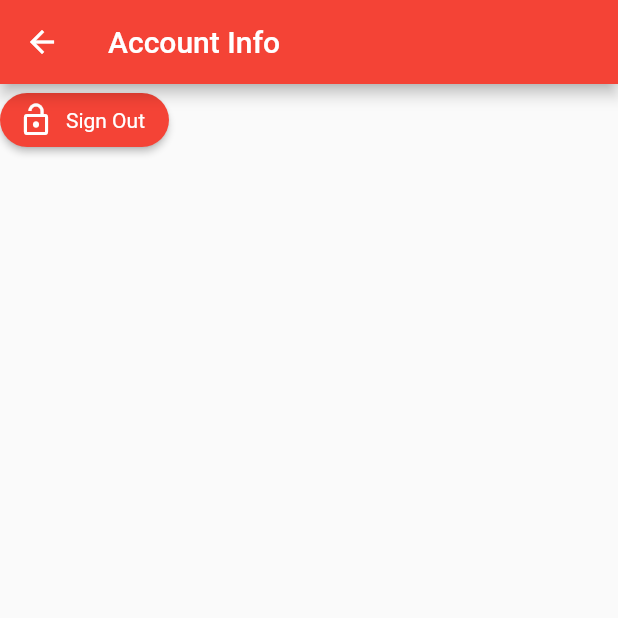
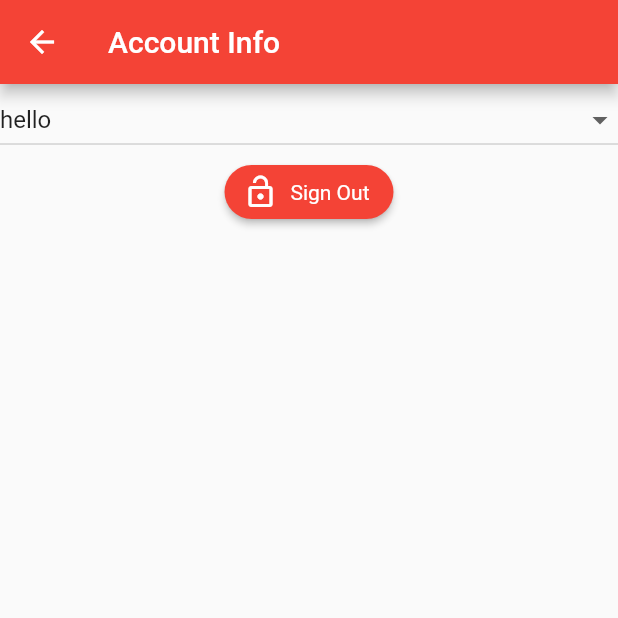
Before and after one commit to dwolfhub/fight2feed-app, a Flutter app: the ProfilePage screen opened directly, on a phone screen of 412 x 824 dp, the top half of it. Run offline on Flutter 3.47's test engine with Material 2 defaults, Android fonts, the phone set to English and light mode, and no system bars; our stand-ins replace flutter_secure_storage, image_picker; accounts and stored records are empty; Roboto replaces fonts that are missing (Raleway).

Commit message:
cleaned up donation page, working on profile page

```diff
--- a/lib/screens/login.dart
+++ b/lib/screens/login.dart
@@ -163,7 +163,7 @@ class _LoginPageState extends State<LoginPage> {
   F2FSubmitButton _submitButton() {
     return new F2FSubmitButton(
       iconData: Icons.verified_user,
-      text: 'LOG IN',
+      text: 'Log In',
       isLoading: _isLoading,
       onPressed: this._onLoginPressed,
     );
@@ -223,8 +223,6 @@ class _LoginPageState extends State<LoginPage> {
           'password': this._loginFormData.password,
         });
 
-        print(res.statusCode);
-
         switch (res.statusCode) {
           case 200:
             Map<String, dynamic> data = json.decode(res.body);
--- a/lib/screens/profile.dart
+++ b/lib/screens/profile.dart
@@ -1,6 +1,4 @@
-import 'package:fight2feed/screens/login.dart';
 import 'package:fight2feed/util/api.dart';
-import 'package:fight2feed/util/transition.dart';
 import "package:flutter/material.dart";
 import 'package:flutter_secure_storage/flutter_secure_storage.dart';
 
@@ -12,6 +10,8 @@ class ProfilePage extends StatefulWidget {
 }
 
 class _ProfilePageState extends State<ProfilePage> {
+  String dropdownValue = 'hello';
+
   @override
   Widget build(BuildContext context) {
     return Scaffold(
@@ -19,7 +19,32 @@ class _ProfilePageState extends State<ProfilePage> {
           title: new Text("Account Info"),
         ),
         body: Container(
-          child: RaisedButton.icon(
+          child: Column(
+            children: <Widget>[
+              DropdownButton(
+                value: dropdownValue,
+                onChanged: (val) {
+                  setState(() {
+                    dropdownValue = val;
+                  });
+                },
+                isExpanded: true,
+                items: <DropdownMenuItem>[
+                  new DropdownMenuItem(
+                    value: 'hello',
+                    child: Text('hello'),
+                  ),
+                  new DropdownMenuItem(
+                    value: 'hi',
+                    child: Text('hi'),
+                  ),
+                  new DropdownMenuItem(
+                    value: 'whatup',
+                    child: Text('whatup'),
+                  ),
+                ],
+              ),
+              RaisedButton.icon(
                 icon: Icon(Icons.lock_open),
                 label: Text("Sign Out"),
                 onPressed: () {
@@ -30,6 +55,8 @@ class _ProfilePageState extends State<ProfilePage> {
                   });
                 },
               ),
+            ],
+          ),
         ));
   }
 }
```
Also changed, not shown: lib/screens/donation.dart (+43 -3 lines). Lines whose indentation alone changed are shown as unchanged.
